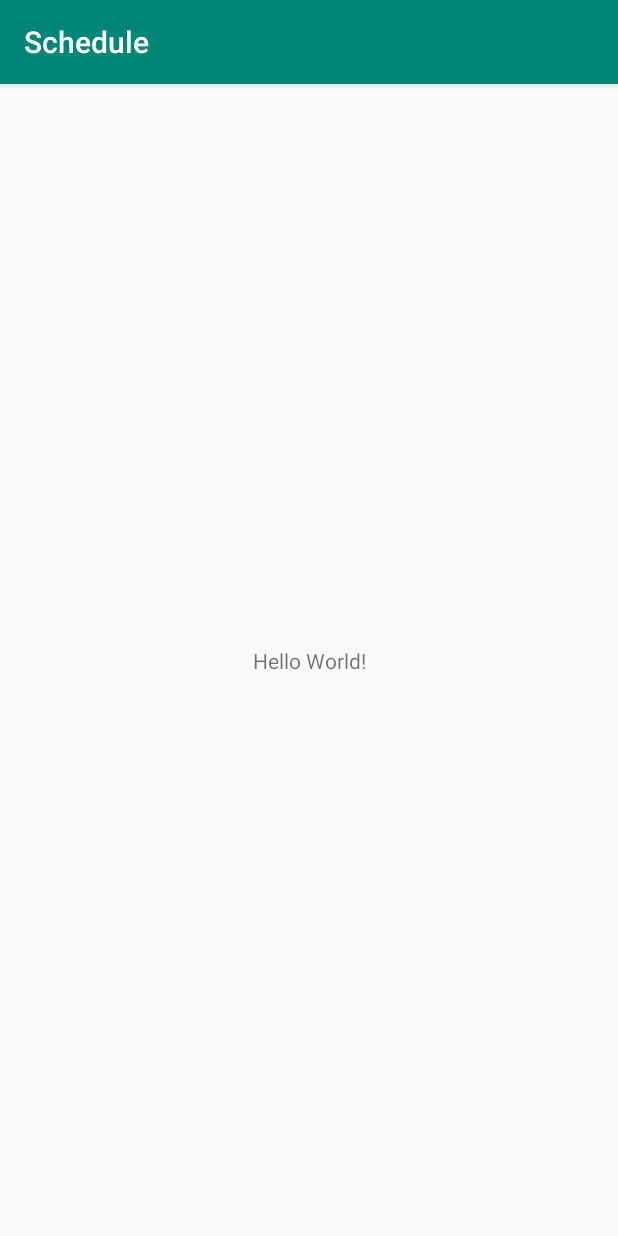
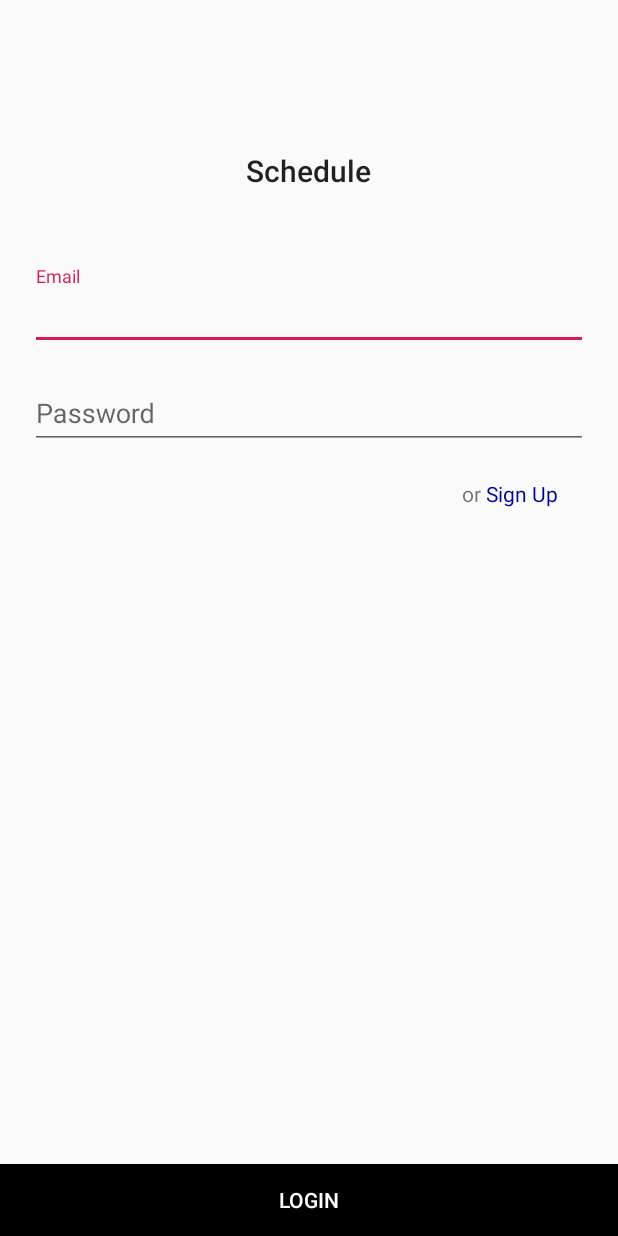
Before and after one commit to siddhantyadavgzp/Schedule, an Android app: the screen it shows after launch (MainActivity), on a phone screen of 412 x 824 dp. Run offline under Robolectric (Android 15) with nearby library versions, the phone set to English and light mode, and no system bars.

Commit message:
Adding layout and fragments for login and sign up.

```diff
--- a/app/src/main/java/com/apress/gerber/schedule/MainActivity.java
+++ b/app/src/main/java/com/apress/gerber/schedule/MainActivity.java
@@ -2,6 +2,8 @@ package com.apress.gerber.schedule;
 
 import android.support.v7.app.AppCompatActivity;
 import android.os.Bundle;
+
+import com.apress.gerber.schedule.UI.Fragments.LoginFragment;
 
 public class MainActivity extends AppCompatActivity {
 
@@ -9,5 +11,8 @@ public class MainActivity extends AppCompatActivity {
     protected void onCreate(Bundle savedInstanceState) {
         super.onCreate(savedInstanceState);
         setContentView(R.layout.activity_main);
+        if (savedInstanceState == null) {
+            getSupportFragmentManager().beginTransaction().replace(R.id.main_container, new LoginFragment()).commit();
+        }
     }
 }
--- /dev/null
+++ b/app/src/main/java/com/apress/gerber/schedule/UI/Fragments/LoginFragment.java
@@ -0,0 +1,54 @@
+package com.apress.gerber.schedule.UI.Fragments;
+
+import android.annotation.SuppressLint;
+import android.os.Bundle;
+import android.support.annotation.NonNull;
+import android.support.annotation.Nullable;
+import android.support.v4.app.Fragment;
+import android.view.LayoutInflater;
+import android.view.MotionEvent;
+import android.view.View;
+import android.view.ViewGroup;
+import android.widget.Button;
+import android.widget.EditText;
+import android.widget.ListView;
+import android.widget.TextView;
+
+import com.apress.gerber.schedule.R;
+
+import org.w3c.dom.Text;
+
+public class LoginFragment extends Fragment {
+    private View viewContainer;
+    private EditText email, password;
+    private TextView signup;
+    private Button login;
+
+    @Nullable
+    @Override
+    public View onCreateView(@NonNull LayoutInflater inflater, @Nullable ViewGroup container, @Nullable Bundle savedInstanceState) {
+        viewContainer = inflater.inflate(R.layout.login_fragment, container, false);
+        email = viewContainer.findViewById(R.id.login_email);
+        password = viewContainer.findViewById(R.id.login_password);
+        login = viewContainer.findViewById(R.id.login_button);
+        signup = viewContainer.findViewById(R.id.login_sign_up_button);
+        onClickEvents();
+        return viewContainer;
+
+    }
+
+
+    public void onClickEvents() {
+
+        signup.setOnClickListener(new View.OnClickListener() {
+            @Override
+            public void onClick(View v) {
+                getFragmentManager().beginTransaction().replace(R.id.main_container, new SignUpFragment()).addToBackStack(null).commit();
+            }
+        });
+
+
+    }
+
+
+}
--- a/app/src/main/res/layout/activity_main.xml
+++ b/app/src/main/res/layout/activity_main.xml
@@ -1,18 +1,14 @@
 <?xml version="1.0" encoding="utf-8"?>
-<android.support.constraint.ConstraintLayout xmlns:android="http://schemas.android.com/apk/res/android"
+<RelativeLayout xmlns:android="http://schemas.android.com/apk/res/android"
     xmlns:app="http://schemas.android.com/apk/res-auto"
     xmlns:tools="http://schemas.android.com/tools"
     android:layout_width="match_parent"
     android:layout_height="match_parent"
     tools:context=".MainActivity">
+<FrameLayout
+    android:id="@+id/main_container"
+    android:layout_width="match_parent"
+    android:layout_height="match_parent"/>
 
-    <TextView
-        android:layout_width="wrap_content"
-        android:layout_height="wrap_content"
-        android:text="Hello World!"
-        app:layout_constraintBottom_toBottomOf="parent"
-        app:layout_constraintLeft_toLeftOf="parent"
-        app:layout_constraintRight_toRightOf="parent"
-        app:layout_constraintTop_toTopOf="parent" />
 
-</android.support.constraint.ConstraintLayout>
+</RelativeLayout>
--- /dev/null
+++ b/app/src/main/res/layout/edit_fragment.xml
@@ -0,0 +1,6 @@
+<?xml version="1.0" encoding="utf-8"?>
+<android.support.constraint.ConstraintLayout
+    xmlns:android="http://schemas.android.com/apk/res/android" android:layout_width="match_parent"
+    android:layout_height="match_parent">
+
+</android.support.constraint.ConstraintLayout>
--- /dev/null
+++ b/app/src/main/res/layout/help_fragment.xml
@@ -0,0 +1,6 @@
+<?xml version="1.0" encoding="utf-8"?>
+<android.support.constraint.ConstraintLayout
+    xmlns:android="http://schemas.android.com/apk/res/android" android:layout_width="match_parent"
+    android:layout_height="match_parent">
+
+</android.support.constraint.ConstraintLayout>
--- /dev/null
+++ b/app/src/main/res/layout/home_fragment.xml
@@ -0,0 +1,6 @@
+<?xml version="1.0" encoding="utf-8"?>
+<android.support.constraint.ConstraintLayout
+    xmlns:android="http://schemas.android.com/apk/res/android" android:layout_width="match_parent"
+    android:layout_height="match_parent">
+
+</android.support.constraint.ConstraintLayout>
--- /dev/null
+++ b/app/src/main/res/layout/login_fragment.xml
@@ -0,0 +1,94 @@
+<?xml version="1.0" encoding="utf-8"?>
+<RelativeLayout xmlns:android="http://schemas.android.com/apk/res/android"
+    android:layout_width="match_parent"
+    android:layout_height="match_parent">
+
+    <ScrollView
+        android:layout_width="match_parent"
+        android:layout_height="match_parent"
+        android:layout_above="@+id/login_button">
+
+        <LinearLayout
+            android:layout_width="match_parent"
+            android:layout_height="wrap_content"
+            android:orientation="vertical">
+
+            <TextView
+                android:layout_width="wrap_content"
+                android:layout_height="wrap_content"
+                android:layout_gravity="center"
+                android:layout_marginTop="100dp"
+                android:text="@string/schedule"
+                android:textAppearance="@style/TextAppearance.AppCompat.Title" />
+
+            <android.support.design.widget.TextInputLayout
+                android:layout_width="match_parent"
+                android:layout_height="wrap_content"
+                android:layout_marginTop="50dp"
+                android:layout_marginStart="20dp"
+                android:layout_marginEnd="20dp">
+
+                <EditText
+                    android:id="@+id/login_email"
+                    android:layout_width="match_parent"
+                    android:layout_height="wrap_content"
+                    android:hint="@string/email" />
+            </android.support.design.widget.TextInputLayout>
+
+            <android.support.design.widget.TextInputLayout
+                android:layout_width="match_parent"
+                android:layout_height="wrap_content"
+                android:layout_marginStart="20dp"
+                android:layout_marginTop="10dp"
+                android:layout_marginEnd="20dp">
+
+                <EditText
+                    android:id="@+id/login_password"
+                    android:layout_width="match_parent"
+                    android:layout_height="wrap_content"
+                    android:hint="@string/password"
+                    android:inputType="textPassword" />
+            </android.support.design.widget.TextInputLayout>
+
+            <LinearLayout
+                android:layout_width="match_parent"
+                android:layout_height="wrap_content"
+                android:layout_marginTop="20dp"
+                android:gravity="end"
+                android:orientation="horizontal">
+
+                <TextView
+                    android:layout_width="wrap_content"
+                    android:layout_height="wrap_content"
+                    android:layout_gravity="end"
+                    android:text="@string/or" />
+
+                <TextView
+                    android:id="@+id/login_sign_up_button"
+                    android:layout_width="wrap_content"
+                    android:layout_height="wrap_content"
+                    android:layout_gravity=""
+                    android:layout_marginEnd="40dp"
+                    android:layout_marginBottom="20dp"
+                    android:text=" Sign Up"
+                    android:textColor="#000099" />
+
+            </LinearLayout>
+
+
+        </LinearLayout>
+
+
+    </ScrollView>
+
+    <Button
+        android:id="@+id/login_button"
+        android:layout_width="match_parent"
+        android:layout_height="wrap_content"
+        android:layout_alignParentBottom="true"
+        android:background="#000000"
+        android:text="@string/login"
+        android:textColor="#ffffff" />
+
+
+</RelativeLayout>
--- a/app/src/main/res/values/strings.xml
+++ b/app/src/main/res/values/strings.xml
@@ -1,3 +1,13 @@
 <resources>
     <string name="app_name">Schedule</string>
+    <string name="or_sign_up">or Sign Up</string>
+    <string name="password">Password</string>
+    <string name="email">Email</string>
+    <string name="login">Login</string>
+    <string name="or">or</string>
+    <string name="schedule">Schedule</string>
+    <string name="what_the_fuck_is_this_shit">what the fuck is this shit</string>
+    <string name="confirm_password">Confirm Password</string>
+    <string name="name">Name</string>
+    <string name="sign_up">Sign Up</string>
 </resources>
--- a/app/src/main/res/values/styles.xml
+++ b/app/src/main/res/values/styles.xml
@@ -1,11 +1,15 @@
 <resources>
 
     <!-- Base application theme. -->
-    <style name="AppTheme" parent="Theme.AppCompat.Light.DarkActionBar">
+    <style name="AppTheme" parent="Theme.AppCompat.Light.NoActionBar">
         <!-- Customize your theme here. -->
         <item name="colorPrimary">@color/colorPrimary</item>
         <item name="colorPrimaryDark">@color/colorPrimaryDark</item>
         <item name="colorAccent">@color/colorAccent</item>
     </style>
+    <style name="AppTheme.NoActionBar">
+        <item name="windowActionBar">false</item>
+        <item name="android:statusBarColor">@android:color/transparent</item>
+    </style>
 
 </resources>
--- a/build.gradle
+++ b/build.gradle
@@ -8,7 +8,7 @@ buildscript {
     }
     dependencies {
         classpath 'com.android.tools.build:gradle:3.2.1'
-
+        classpath 'com.google.gms:google-services:4.0.1'
 
         // NOTE: Do not place your application dependencies here; they belong
         // in the individual module build.gradle files
```
Also changed, not shown: app/build.gradle (+19 -0 lines), app/src/main/AndroidManifest.xml (+7 -2 lines), app/src/main/java/com/apress/gerber/schedule/UI/Fragments/SignUpFragment.java (added, +63 -0 lines), app/src/main/java/com/apress/gerber/schedule/Utlities/FireStoreKeys.java (added, +8 -0 lines), app/src/main/res/layout/signup_fragment.xml (added, +117 -0 lines).
